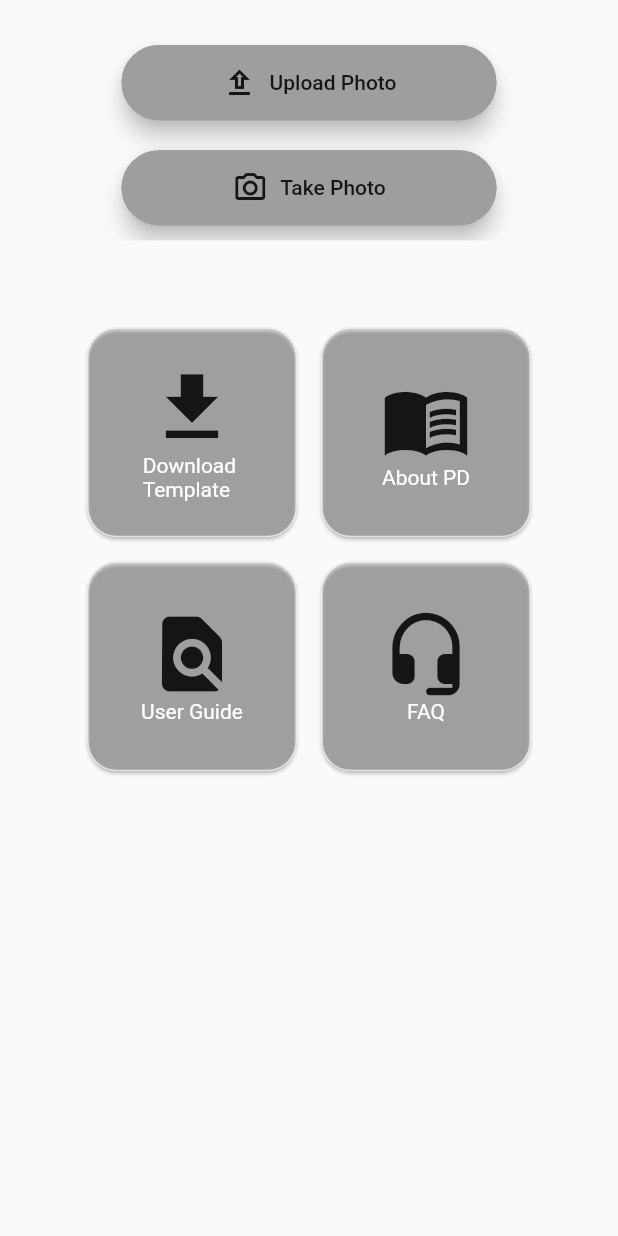
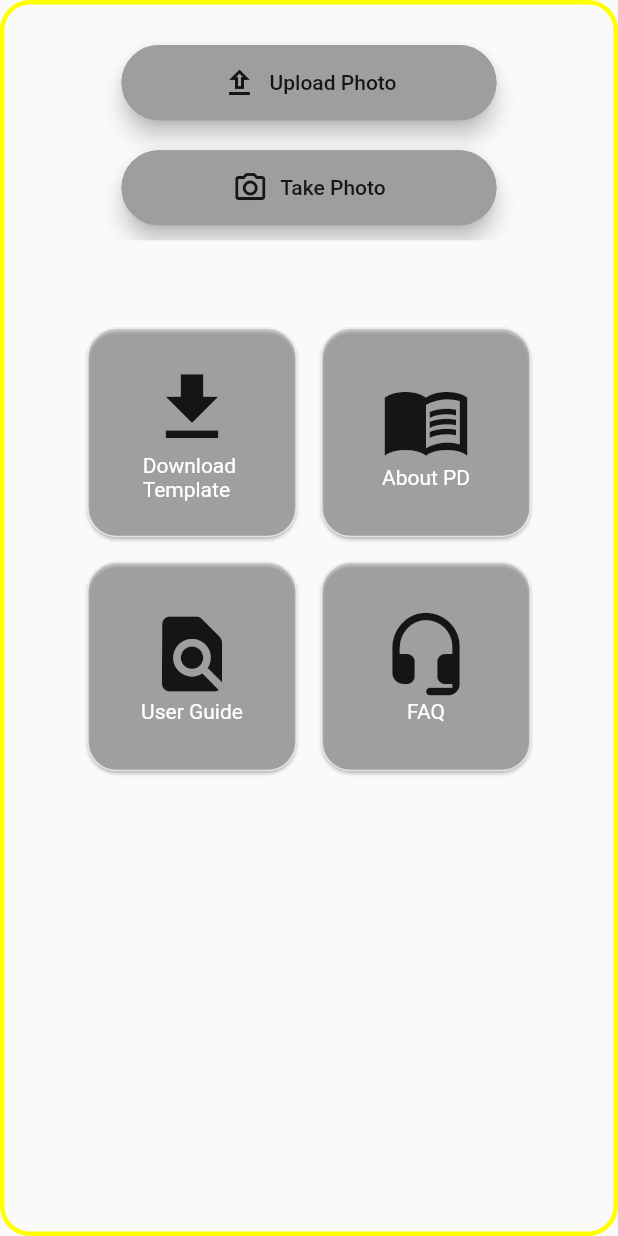
Before and after one commit to RadhikaRanasinghe/Meraki, a Flutter app: the Buttons screen opened directly, on a phone screen of 412 x 824 dp. Run offline on Flutter 3.47's test engine with Material 2 defaults, Android fonts, the phone set to English and light mode, and no system bars.

Commit message:
Added the rounded border to the Container

```diff
--- a/Frontend/detect_pd/lib/HomeButtons.dart
+++ b/Frontend/detect_pd/lib/HomeButtons.dart
@@ -19,6 +19,11 @@ class Buttons extends StatelessWidget {
   Widget build(BuildContext context) {
     return Scaffold(
       body: Container(
+        foregroundDecoration: BoxDecoration(borderRadius: BorderRadius.circular(20.0),
+            border: Border.all(
+            color: Colors.yellowAccent, width: 3.0
+        )
+        ),
         //height: 310.0,
         child: Center(
           child: Column(
```
